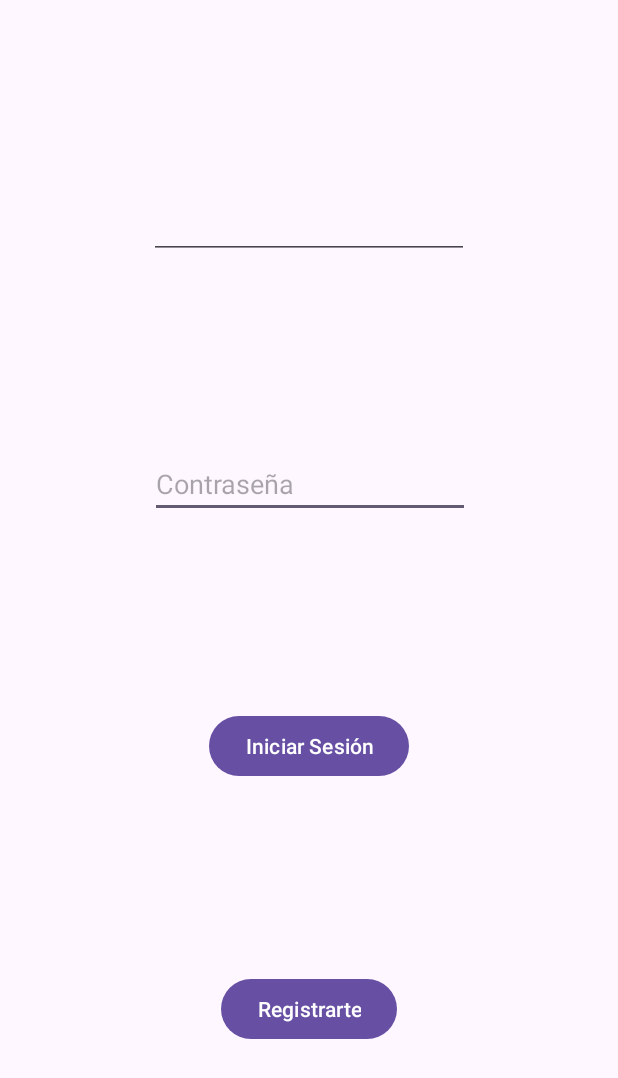
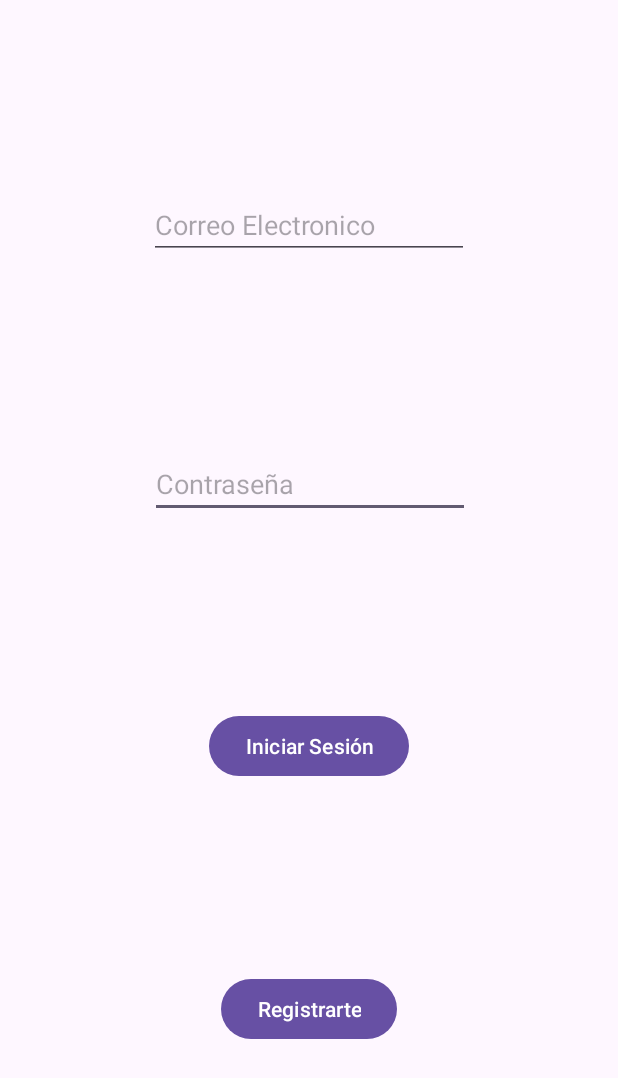
Before and after one commit to Ferraann/Proy-Biometria-y-Medio-Ambiente-Grupo-5, an Android app: the layout activity_main.xml on its own in the app's theme, with its tools: preview values and no code run, on a phone screen of 412 x 824 dp. Shown: the top 1078 px of the screen. Run offline under Robolectric (Android 15) with nearby library versions, the phone set to English and light mode, and no system bars.

Commit message:
loginAndroid

```diff
--- a/src/android/app/src/main/java/com/example/pachacaj/myapplication/HomeActivity.java
+++ b/src/android/app/src/main/java/com/example/pachacaj/myapplication/activitys/HomeActivity.java
@@ -1,9 +1,11 @@
-package com.example.pachacaj.myapplication;
+package com.example.pachacaj.myapplication.activitys;
 
 import android.os.Bundle;
 import android.widget.TextView;
 
 import androidx.appcompat.app.AppCompatActivity;
+
+import com.example.pachacaj.myapplication.R;
 
 public class HomeActivity extends AppCompatActivity {
 
--- a/src/android/app/src/main/java/com/example/pachacaj/myapplication/LoginActivity.java
+++ b/src/android/app/src/main/java/com/example/pachacaj/myapplication/activitys/LoginActivity.java
@@ -1,4 +1,4 @@
-package com.example.pachacaj.myapplication;
+/*package com.example.pachacaj.myapplication.activitys;
 
 
 import static com.example.pachacaj.myapplication.LogicaNegocio.PostLogin;
@@ -9,6 +9,8 @@ import android.view.View;
 import android.widget.EditText;
 
 import androidx.appcompat.app.AppCompatActivity;
+
+import com.example.pachacaj.myapplication.R;
 
 public class LoginActivity extends AppCompatActivity {
 
@@ -33,4 +35,4 @@ public class LoginActivity extends AppCompatActivity {
 
         PostLogin(email, pass);
     }
-}
+}*/
--- a/src/android/app/src/main/java/com/example/pachacaj/myapplication/configuracionApi/ApiService.java
+++ b/src/android/app/src/main/java/com/example/pachacaj/myapplication/configuracionApi/ApiService.java
@@ -31,6 +31,7 @@ public interface ApiService {
         @Field("Email") String email,
         @Field("Contrasenya") String contrasenya
     );
+
     @FormUrlEncoded
     @POST("login.php") // Cambia al endpoint real en tu servidor
     Call<Void> loginUsuario(
@@ -39,10 +40,10 @@ public interface ApiService {
     );
 
 
-    @FormUrlEncoded
+    /*@FormUrlEncoded
     @POST ("postGuardarMediciones.php")
     Call<Void> enviarDatos(
             @Field("CO2") float co2,
             @Field("Temperatura") float temperatura
-    );
+    );*/
 }
--- a/src/android/app/src/main/res/layout/activity_main.xml
+++ b/src/android/app/src/main/res/layout/activity_main.xml
@@ -8,7 +8,7 @@
     tools:context=".activitys.MainActivity">
 
     <EditText
-        android:id="@+id/editTextTextPassword"
+        android:id="@+id/ContrasenyaUsuarioLogin"
         android:layout_width="wrap_content"
         android:layout_height="wrap_content"
         android:ems="10"
@@ -18,7 +18,7 @@
         app:layout_constraintEnd_toEndOf="parent"
         app:layout_constraintHorizontal_bias="0.502"
         app:layout_constraintStart_toStartOf="parent"
-        app:layout_constraintTop_toBottomOf="@+id/editTextTextEmailAddress2" />
+        app:layout_constraintTop_toBottomOf="@+id/EmailUsuarioLogin" />
 
     <Button
         android:id="@+id/button"
@@ -29,7 +29,7 @@
         app:layout_constraintBottom_toTopOf="@+id/button2"
         app:layout_constraintEnd_toEndOf="parent"
         app:layout_constraintStart_toStartOf="parent"
-        app:layout_constraintTop_toBottomOf="@+id/editTextTextPassword" />
+        app:layout_constraintTop_toBottomOf="@+id/ContrasenyaUsuarioLogin" />
 
 
     <Button
@@ -44,12 +44,13 @@
         app:layout_constraintTop_toBottomOf="@+id/button" />
 
     <EditText
-        android:id="@+id/editTextTextEmailAddress2"
+        android:id="@+id/EmailUsuarioLogin"
         android:layout_width="wrap_content"
         android:layout_height="wrap_content"
         android:ems="10"
+        android:hint="Correo Electronico"
         android:inputType="textEmailAddress"
-        app:layout_constraintBottom_toTopOf="@+id/editTextTextPassword"
+        app:layout_constraintBottom_toTopOf="@+id/ContrasenyaUsuarioLogin"
         app:layout_constraintEnd_toEndOf="parent"
         app:layout_constraintStart_toStartOf="parent"
         app:layout_constraintTop_toTopOf="parent" />
```
Also changed, not shown: src/android/app/src/main/java/com/example/pachacaj/myapplication/activitys/MainActivity.java (+30 -18 lines), src/android/app/src/main/java/com/example/pachacaj/myapplication/logicaNegocioAndroid/LogicaNegocio.java (+24 -0 lines).
